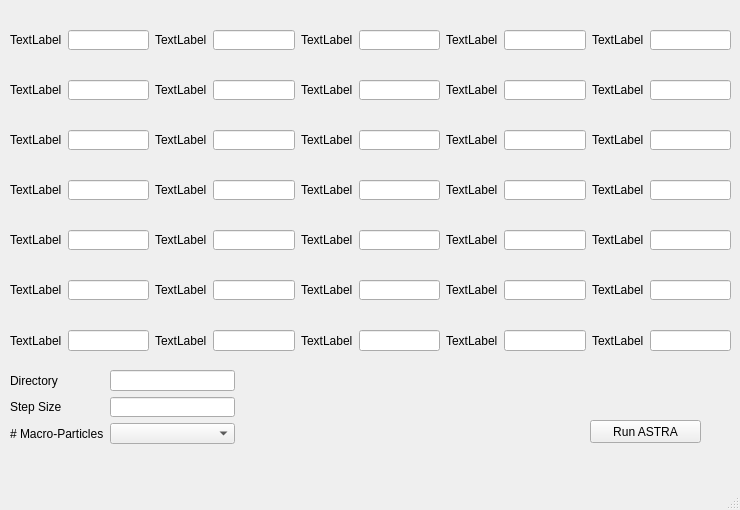
Before: the Qt Designer form astra_comparison_gui.ui in MattKing06/ASTRAComparisonRunner, drawn with Qt 5.
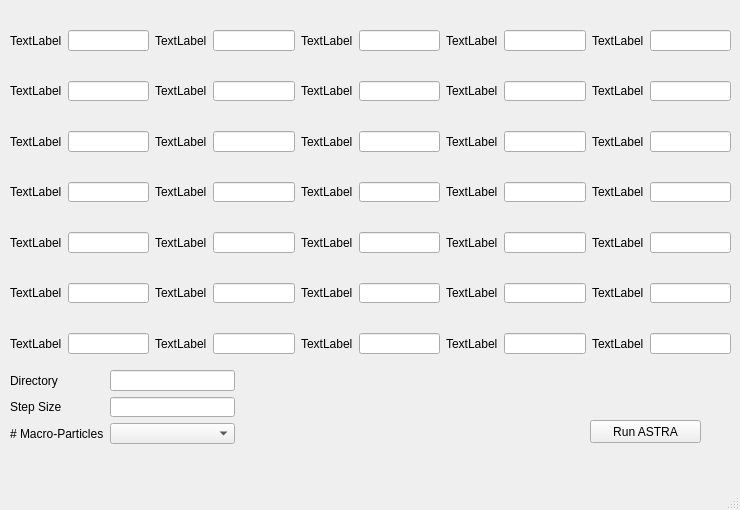
After: the same form once the commit is applied.

Commit message: Added new python script for interfacing with .ui file, some example methods in here with comments. No functionality yet but comments describe the potential functions we could need

Diff of the .ui file:
```diff
--- a/astra_comparison_gui.ui
+++ b/astra_comparison_gui.ui
@@ -20,7 +20,7 @@
       <x>10</x>
       <y>30</y>
       <width>721</width>
-      <height>321</height>
+      <height>324</height>
      </rect>
     </property>
     <layout class="QGridLayout" name="gridLayout">
```
Left out of the diff: 213 changed lines with no effect on the pictures. The commit also changes 1 other file.
